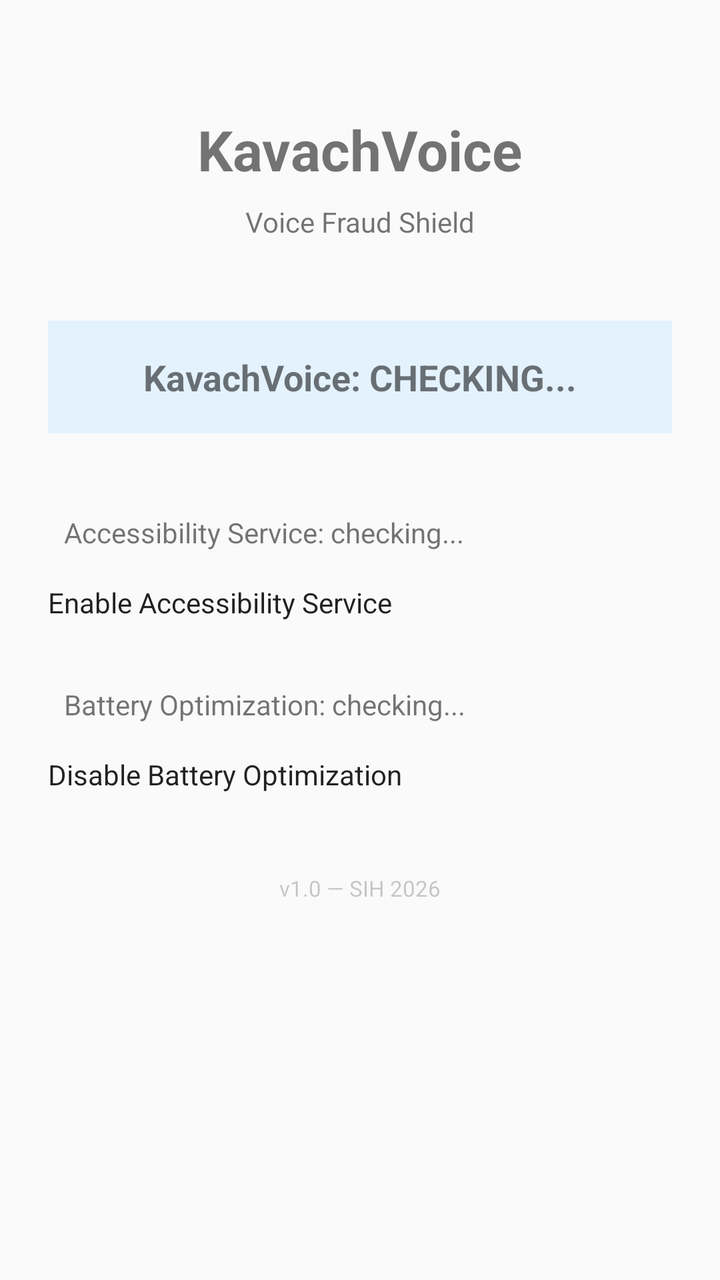
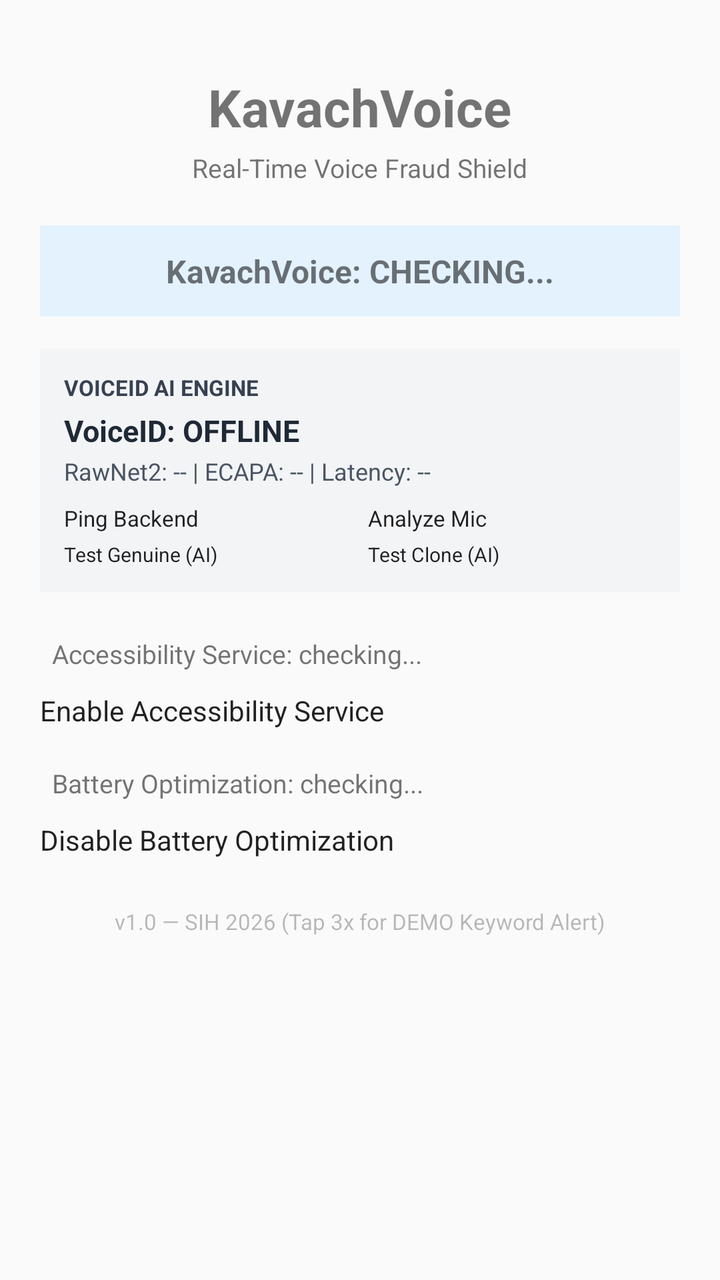

Screens rendered from an Android XML layout before and after an edit, with the pre-edit source and the edit as a unified diff.
<!-- AndroidManifest.xml: application theme Theme.KavachVoice -->
<!-- res/layout/activity_main.xml -->
<?xml version="1.0" encoding="utf-8"?>
<LinearLayout
    xmlns:android="http://schemas.android.com/apk/res/android"
    android:layout_width="match_parent"
    android:layout_height="match_parent"
    android:orientation="vertical"
    android:padding="24dp"
    android:gravity="center_horizontal"
    android:background="?android:attr/colorBackground">

    <TextView
        android:layout_width="wrap_content"
        android:layout_height="wrap_content"
        android:text="KavachVoice"
        android:textSize="28sp"
        android:textStyle="bold"
        android:layout_marginTop="32dp"
        android:layout_marginBottom="8dp" />

    <TextView
        android:layout_width="wrap_content"
        android:layout_height="wrap_content"
        android:text="Voice Fraud Shield"
        android:textSize="14sp"
        android:layout_marginBottom="40dp" />

    <TextView
        android:id="@+id/tvProtectionStatus"
        android:layout_width="match_parent"
        android:layout_height="wrap_content"
        android:text="KavachVoice: CHECKING..."
        android:textSize="18sp"
        android:textStyle="bold"
        android:gravity="center"
        android:padding="16dp"
        android:background="#E3F2FD"
        android:layout_marginBottom="32dp" />

    <TextView
        android:id="@+id/tvAccessibilityStatus"
        android:layout_width="match_parent"
        android:layout_height="wrap_content"
        android:text="Accessibility Service: checking..."
        android:textSize="14sp"
        android:padding="8dp"
        android:layout_marginBottom="8dp" />

    <Button
        android:id="@+id/btnEnableAccessibility"
        android:layout_width="match_parent"
        android:layout_height="wrap_content"
        android:text="Enable Accessibility Service"
        android:layout_marginBottom="24dp" />

    <TextView
        android:id="@+id/tvBatteryStatus"
        android:layout_width="match_parent"
        android:layout_height="wrap_content"
        android:text="Battery Optimization: checking..."
        android:textSize="14sp"
        android:padding="8dp"
        android:layout_marginBottom="8dp" />

    <Button
        android:id="@+id/btnBatteryOpt"
        android:layout_width="match_parent"
        android:layout_height="wrap_content"
        android:text="Disable Battery Optimization" />

    <TextView
        android:id="@+id/tvVersion"
        android:layout_width="wrap_content"
        android:layout_height="wrap_content"
        android:text="v1.0 — SIH 2026"
        android:textSize="11sp"
        android:alpha="0.4"
        android:layout_marginTop="32dp"
        android:paddingTop="8dp"
        android:paddingBottom="8dp"
        android:paddingStart="16dp"
        android:paddingEnd="16dp" />

</LinearLayout>
<!-- resources referenced by this layout -->
<resources>
  <style name="Theme.KavachVoice" parent="android:Theme.Material.Light.NoActionBar">
          <item name="android:colorPrimary">#1565C0</item>
          <item name="android:colorPrimaryDark">#0D47A1</item>
          <item name="android:colorAccent">#D50000</item>
          <item name="android:statusBarColor">#0D47A1</item>
      </style>
</resources>

<!-- the commit's change to res/layout/activity_main.xml (unified diff, before → after) -->
@@ -1,83 +1,177 @@
 <?xml version="1.0" encoding="utf-8"?>
-<LinearLayout
+<ScrollView
     xmlns:android="http://schemas.android.com/apk/res/android"
     android:layout_width="match_parent"
     android:layout_height="match_parent"
-    android:orientation="vertical"
-    android:padding="24dp"
-    android:gravity="center_horizontal"
+    android:fillViewport="true"
     android:background="?android:attr/colorBackground">
 
-    <TextView
-        android:layout_width="wrap_content"
-        android:layout_height="wrap_content"
-        android:text="KavachVoice"
-        android:textSize="28sp"
-        android:textStyle="bold"
-        android:layout_marginTop="32dp"
-        android:layout_marginBottom="8dp" />
-
-    <TextView
-        android:layout_width="wrap_content"
-        android:layout_height="wrap_content"
-        android:text="Voice Fraud Shield"
-        android:textSize="14sp"
-        android:layout_marginBottom="40dp" />
-
-    <TextView
-        android:id="@+id/tvProtectionStatus"
+    <LinearLayout
         android:layout_width="match_parent"
         android:layout_height="wrap_content"
-        android:text="KavachVoice: CHECKING..."
-        android:textSize="18sp"
-        android:textStyle="bold"
-        android:gravity="center"
-        android:padding="16dp"
-        android:background="#E3F2FD"
-        android:layout_marginBottom="32dp" />
+        android:orientation="vertical"
+        android:padding="20dp"
+        android:gravity="center_horizontal">
 
-    <TextView
-        android:id="@+id/tvAccessibilityStatus"
-        android:layout_width="match_parent"
-        android:layout_height="wrap_content"
-        android:text="Accessibility Service: checking..."
-        android:textSize="14sp"
-        android:padding="8dp"
-        android:layout_marginBottom="8dp" />
+        <TextView
+            android:layout_width="wrap_content"
+            android:layout_height="wrap_content"
+            android:text="KavachVoice"
+            android:textSize="26sp"
+            android:textStyle="bold"
+            android:layout_marginTop="16dp"
+            android:layout_marginBottom="4dp" />
 
-    <Button
-        android:id="@+id/btnEnableAccessibility"
-        android:layout_width="match_parent"
-        android:layout_height="wrap_content"
-        android:text="Enable Accessibility Service"
-        android:layout_marginBottom="24dp" />
+        <TextView
+            android:layout_width="wrap_content"
+            android:layout_height="wrap_content"
+            android:text="Real-Time Voice Fraud Shield"
+            android:textSize="13sp"
+            android:layout_marginBottom="20dp" />
 
-    <TextView
-        android:id="@+id/tvBatteryStatus"
-        android:layout_width="match_parent"
-        android:layout_height="wrap_content"
-        android:text="Battery Optimization: checking..."
-        android:textSize="14sp"
-        android:padding="8dp"
-        android:layout_marginBottom="8dp" />
+        <TextView
+            android:id="@+id/tvProtectionStatus"
+            android:layout_width="match_parent"
+            android:layout_height="wrap_content"
+            android:text="KavachVoice: CHECKING..."
+            android:textSize="16sp"
+            android:textStyle="bold"
+            android:gravity="center"
+            android:padding="12dp"
+            android:background="#E3F2FD"
+            android:layout_marginBottom="16dp" />
 
-    <Button
-        android:id="@+id/btnBatteryOpt"
-        android:layout_width="match_parent"
-        android:layout_height="wrap_content"
-        android:text="Disable Battery Optimization" />
+        
+        <LinearLayout
+            android:layout_width="match_parent"
+            android:layout_height="wrap_content"
+            android:orientation="vertical"
+            android:background="#F3F4F6"
+            android:padding="12dp"
+            android:layout_marginBottom="16dp">
 
-    <TextView
-        android:id="@+id/tvVersion"
-        android:layout_width="wrap_content"
-        android:layout_height="wrap_content"
-        android:text="v1.0 — SIH 2026"
-        android:textSize="11sp"
-        android:alpha="0.4"
-        android:layout_marginTop="32dp"
-        android:paddingTop="8dp"
-        android:paddingBottom="8dp"
-        android:paddingStart="16dp"
-        android:paddingEnd="16dp" />
+            <TextView
+                android:layout_width="wrap_content"
+                android:layout_height="wrap_content"
+                android:text="VOICEID AI ENGINE"
+                android:textSize="11sp"
+                android:textStyle="bold"
+                android:textColor="#374151"
+                android:layout_marginBottom="4dp" />
 
-</LinearLayout>
+            <TextView
+                android:id="@+id/tvVoiceIdStatus"
+                android:layout_width="match_parent"
+                android:layout_height="wrap_content"
+                android:text="VoiceID: OFFLINE"
+                android:textSize="15sp"
+                android:textStyle="bold"
+                android:textColor="#1F2937"
+                android:layout_marginBottom="2dp" />
+
+            <TextView
+                android:id="@+id/tvVoiceIdDetails"
+                android:layout_width="match_parent"
+                android:layout_height="wrap_content"
+                android:text="RawNet2: -- | ECAPA: -- | Latency: --"
+                android:textSize="12sp"
+                android:textColor="#4B5563"
+                android:layout_marginBottom="8dp" />
+
+            <LinearLayout
+                android:layout_width="match_parent"
+                android:layout_height="wrap_content"
+                android:orientation="horizontal">
+
+                <Button
+                    android:id="@+id/btnVoiceIdHealth"
+                    android:layout_width="0dp"
+                    android:layout_height="wrap_content"
+                    android:layout_weight="1"
+                    android:textSize="11sp"
+                    android:text="Ping Backend"
+                    android:layout_marginEnd="4dp" />
+
+                <Button
+                    android:id="@+id/btnTestLiveMicVoice"
+                    android:layout_width="0dp"
+                    android:layout_height="wrap_content"
+                    android:layout_weight="1"
+                    android:textSize="11sp"
+                    android:text="Analyze Mic"
+                    android:layout_marginStart="4dp" />
+            </LinearLayout>
+
+            <LinearLayout
+                android:layout_width="match_parent"
+                android:layout_height="wrap_content"
+                android:orientation="horizontal"
+                android:layout_marginTop="4dp">
+
+                <Button
+                    android:id="@+id/btnTestGenuineVoice"
+                    android:layout_width="0dp"
+                    android:layout_height="wrap_content"
+                    android:layout_weight="1"
+                    android:textSize="10sp"
+                    android:text="Test Genuine (AI)"
+                    android:layout_marginEnd="4dp" />
+
+                <Button
+                    android:id="@+id/btnTestSyntheticVoice"
+                    android:layout_width="0dp"
+                    android:layout_height="wrap_content"
+                    android:layout_weight="1"
+                    android:textSize="10sp"
+                    android:text="Test Clone (AI)"
+                    android:layout_marginStart="4dp" />
+            </LinearLayout>
+        </LinearLayout>
+
+        
+        <TextView
+            android:id="@+id/tvAccessibilityStatus"
+            android:layout_width="match_parent"
+            android:layout_height="wrap_content"
+            android:text="Accessibility Service: checking..."
+            android:textSize="13sp"
+            android:padding="6dp"
+            android:layout_marginBottom="4dp" />
+
+        <Button
+            android:id="@+id/btnEnableAccessibility"
+            android:layout_width="match_parent"
+            android:layout_height="wrap_content"
+            android:text="Enable Accessibility Service"
+            android:layout_marginBottom="12dp" />
+
+        <TextView
+            android:id="@+id/tvBatteryStatus"
+            android:layout_width="match_parent"
+            android:layout_height="wrap_content"
+            android:text="Battery Optimization: checking..."
+            android:textSize="13sp"
+            android:padding="6dp"
+            android:layout_marginBottom="4dp" />
+
+        <Button
+            android:id="@+id/btnBatteryOpt"
+            android:layout_width="match_parent"
+            android:layout_height="wrap_content"
+            android:text="Disable Battery Optimization"
+            android:layout_marginBottom="16dp" />
+
+        <TextView
+            android:id="@+id/tvVersion"
+            android:layout_width="wrap_content"
+            android:layout_height="wrap_content"
+            android:text="v1.0 — SIH 2026 (Tap 3x for DEMO Keyword Alert)"
+            android:textSize="11sp"
+            android:alpha="0.5"
+            android:paddingTop="8dp"
+            android:paddingBottom="12dp"
+            android:paddingStart="16dp"
+            android:paddingEnd="16dp" />
+
+    </LinearLayout>
+</ScrollView>
